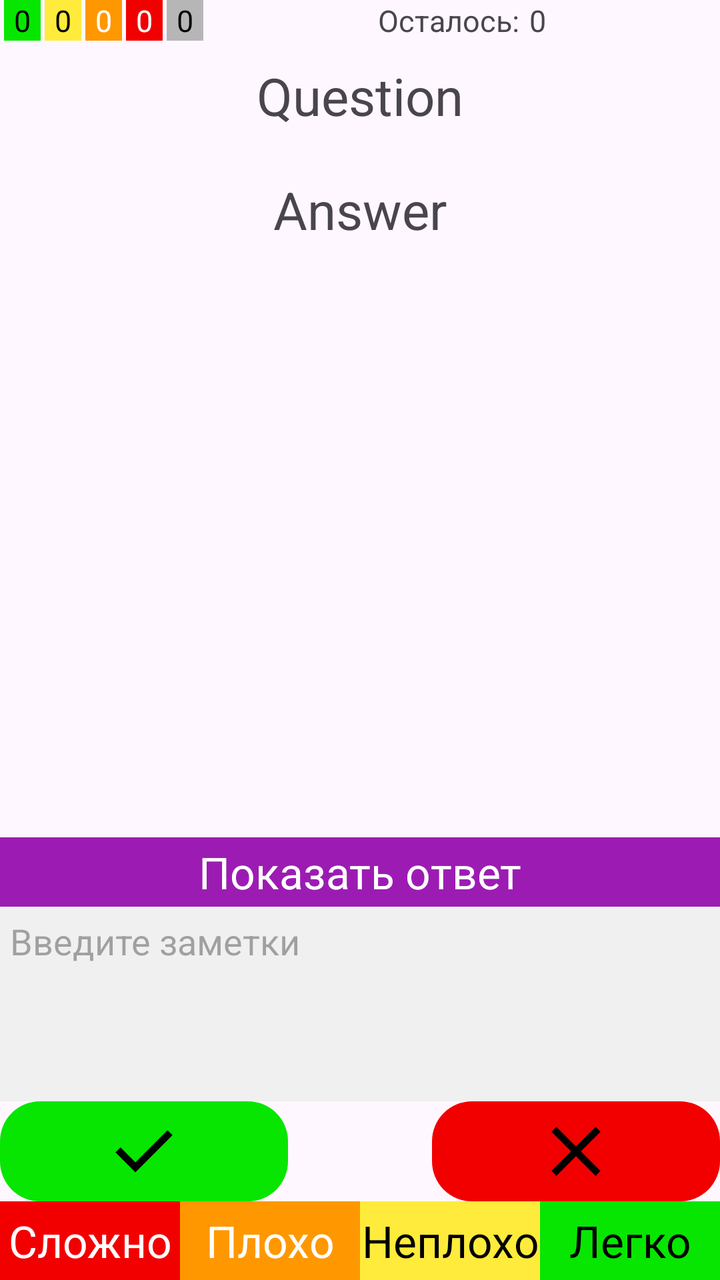
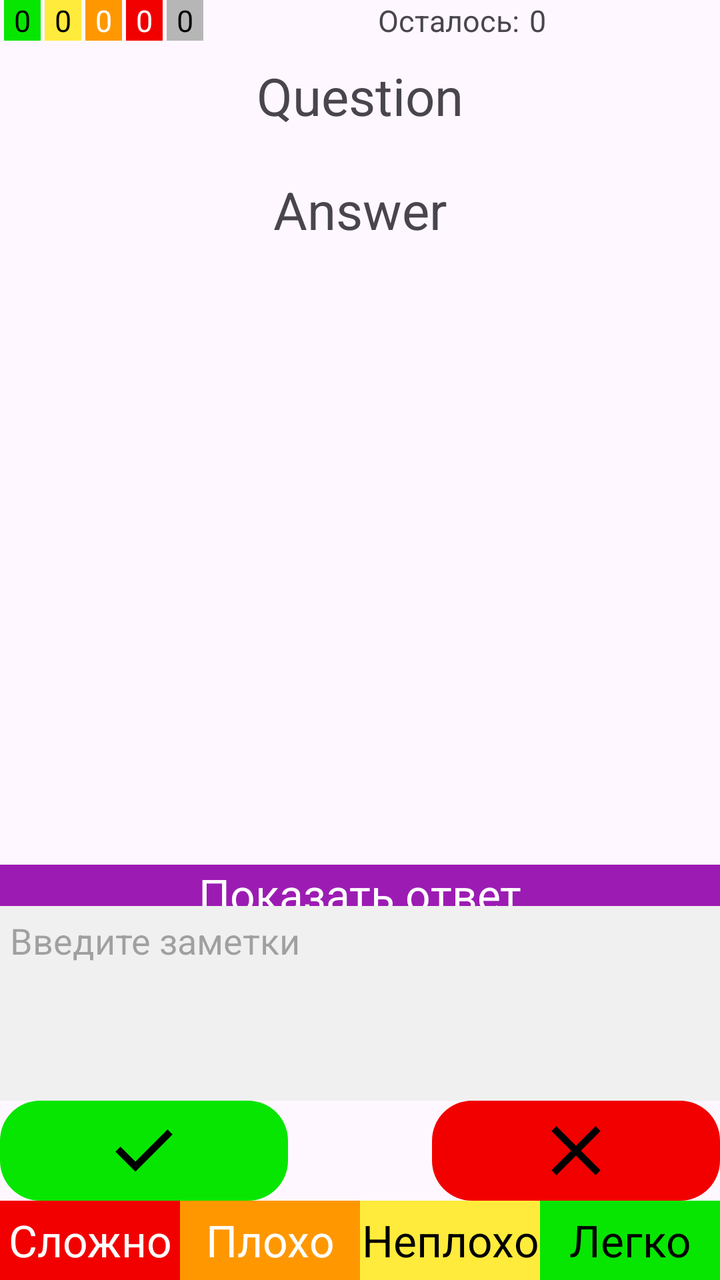

An Android layout rendered at two revisions. The XML below is the earlier revision; the diff shows what the commit changed to produce the second picture.
<!-- AndroidManifest.xml: application theme Theme.FGLearning -->
<!-- res/layout/fragment_run_flashcards.xml -->
<?xml version="1.0" encoding="utf-8"?>
<FrameLayout xmlns:android="http://schemas.android.com/apk/res/android"
    xmlns:tools="http://schemas.android.com/tools"
    android:layout_width="match_parent"
    android:layout_height="match_parent"
    tools:context=".fragments.exercises.RunFlashcardsFragment">

    <LinearLayout
        android:layout_width="match_parent"
        android:layout_height="match_parent"
        android:gravity="center"
        android:orientation="vertical">

        <LinearLayout
            android:layout_width="match_parent"
            android:layout_height="wrap_content"
            android:orientation="horizontal">
            <TextView
                android:id="@+id/countEasyDifficultyText"
                android:gravity="center"
                android:layout_marginStart="2dp"
                android:layout_width="wrap_content"
                android:layout_height="wrap_content"
                android:background="@color/green"
                android:textColor="@color/black"
                android:textSize="15sp"
                android:paddingStart="5dp"
                android:paddingEnd="5dp"
                android:text="0" />
            <TextView
                android:id="@+id/countNotBadDifficultyText"
                android:gravity="center"
                android:layout_marginStart="2dp"
                android:layout_width="wrap_content"
                android:layout_height="wrap_content"
                android:background="@color/yellow"
                android:textColor="@color/black"
                android:textSize="15sp"
                android:paddingStart="5dp"
                android:paddingEnd="5dp"
                android:text="0" />
            <TextView
                android:id="@+id/countBadDifficultyText"
                android:gravity="center"
                android:layout_marginStart="2dp"
                android:layout_width="wrap_content"
                android:layout_height="wrap_content"
                android:background="@color/orange"
                android:textColor="@color/white"
                android:textSize="15sp"
                android:paddingStart="5dp"
                android:paddingEnd="5dp"
                android:text="0" />
            <TextView
                android:id="@+id/countHardDifficultyText"
                android:gravity="center"
                android:layout_marginStart="2dp"
                android:layout_width="wrap_content"
                android:layout_height="wrap_content"
                android:background="@color/red"
                android:textColor="@color/white"
                android:textSize="15sp"
                android:paddingStart="5dp"
                android:paddingEnd="5dp"
                android:text="0" />
            <TextView
                android:id="@+id/countNotSelectedDifficultyText"
                android:gravity="center"
                android:layout_marginStart="2dp"
                android:layout_width="wrap_content"
                android:layout_height="wrap_content"
                android:background="@color/gray"
                android:textColor="@color/black"
                android:textSize="15sp"
                android:paddingStart="5dp"
                android:paddingEnd="5dp"
                android:text="0" />
            <Space
                android:layout_width="match_parent"
                android:layout_height="0dp"
                android:layout_weight="1"/>
            <TextView
                android:layout_width="wrap_content"
                android:layout_height="wrap_content"
                android:text="Осталось:"
                android:textSize="15sp"/>
            <TextView
                android:id="@+id/countLeftText"
                android:layout_marginStart="5dp"
                android:layout_width="wrap_content"
                android:layout_height="wrap_content"
                android:text="0"
                android:textSize="15sp"/>
            <Space
                android:layout_width="match_parent"
                android:layout_height="0dp"
                android:layout_weight="1"/>
        </LinearLayout>

        <TextView
            android:id="@+id/firstText"
            android:layout_marginTop="10dp"
            android:gravity="center"
            android:scrollbars="vertical"
            android:layout_width="match_parent"
            android:layout_height="wrap_content"
            android:textSize="26dp"
            android:text="Question"/>
        <LinearLayout
            android:id="@+id/answerAndSeparatorLayout"
            android:layout_width="wrap_content"
            android:layout_height="wrap_content"
            android:orientation="vertical">
            <View
                android:layout_width="match_parent"
                android:layout_height="2dp"
                android:foreground="@color/gray"
                android:layout_marginTop="10dp"
                android:layout_marginBottom="10dp"
                android:layout_marginStart="10dp"
                android:layout_marginEnd="10dp"/>
            <TextView
                android:id="@+id/secondText"
                android:gravity="center"
                android:scrollbars="vertical"
                android:layout_width="match_parent"
                android:layout_height="wrap_content"
                android:textSize="26dp"
                android:text="Answer"/>
        </LinearLayout>

        <Space
            android:layout_width="match_parent"
            android:layout_height="0dp"
            android:layout_weight="3"/>

        <TextView
            android:id="@+id/showAnswerButton"
            android:layout_width="match_parent"
            android:layout_height="0dp"
            android:layout_weight="0.35"
            android:background="@color/purple"
            android:text="Показать ответ"
            android:gravity="center"
            android:textColor="@color/white"
            android:textSize="22sp"/>












        <LinearLayout
            android:id="@+id/notesLayout"
            android:layout_width="match_parent"
            android:layout_height="wrap_content"
            android:orientation="vertical">

            <EditText
                android:id="@+id/notesEditText"
                android:layout_width="match_parent"
                android:layout_height="wrap_content"
                android:background="#F0F0F0"
                android:gravity="top"
                android:hint="Введите заметки"
                android:inputType="textMultiLine|textCapSentences"
                android:maxLength="100"
                android:maxLines="4"
                android:minLines="4"
                android:padding="5dp"
                android:scrollbars="vertical" />
            <LinearLayout
                android:id="@+id/notesButtonsLayout"
                android:layout_width="match_parent"
                android:layout_height="wrap_content"
                android:orientation="horizontal">
                <ImageView
                    android:id="@+id/saveButton"
                    android:layout_width="0dp"
                    android:layout_height="50dp"
                    android:src="@drawable/check"
                    android:background="@drawable/shape_rounded"
                    android:backgroundTint="@color/green"
                    android:layout_weight="1"/>
                <Space
                    android:layout_width="0dp"
                    android:layout_height="0dp"
                    android:layout_weight="0.5"/>
                <ImageView
                    android:id="@+id/cancelButton"
                    android:layout_width="0dp"
                    android:layout_height="50dp"
                    android:src="@drawable/close"
                    android:background="@drawable/shape_rounded"
                    android:backgroundTint="@color/red"
                    android:layout_weight="1"/>
            </LinearLayout>
        </LinearLayout>

        <LinearLayout
            android:id="@+id/setDifficultyButtonsLayout"
            android:layout_width="match_parent"
            android:layout_height="wrap_content"
            android:layout_weight="0.1"
            android:orientation="horizontal">
            <TextView
                android:id="@+id/setDifficultyHardButton"
                android:layout_width="0dp"
                android:layout_height="match_parent"
                android:layout_weight="1"
                android:background="@color/red"
                android:text="Сложно"
                android:gravity="center"
                android:textColor="@color/white"
                android:textSize="22sp"/>
            <TextView
                android:id="@+id/setDifficultyBadButton"
                android:layout_width="0dp"
                android:layout_height="match_parent"
                android:layout_weight="1"
                android:background="@color/orange"
                android:text="Плохо"
                android:gravity="center"
                android:textColor="@color/white"
                android:textSize="22sp"/>
            <TextView
                android:id="@+id/setDifficultyNotBadButton"
                android:layout_width="0dp"
                android:layout_height="match_parent"
                android:layout_weight="1"
                android:background="@color/yellow"
                android:text="Неплохо"
                android:gravity="center"
                android:textColor="@color/black"
                android:textSize="22sp"/>
            <TextView
                android:id="@+id/setDifficultyEasyButton"
                android:layout_width="0dp"
                android:layout_height="match_parent"
                android:layout_weight="1"
                android:background="@color/green"
                android:text="Легко"
                android:gravity="center"
                android:textColor="@color/black"
                android:textSize="22sp"/>
        </LinearLayout>

    </LinearLayout>

</FrameLayout>
<!-- resources referenced by this layout -->
<resources>
  <color name="black">#FF000000</color>
  <color name="gray">#B6B6B6</color>
  <color name="green">#07E600</color>
  <color name="orange">#FF9800</color>
  <color name="purple">#9C1CB3</color>
  <color name="red">#F20000</color>
  <color name="white">#FFFFFFFF</color>
  <color name="yellow">#FFEB3B</color>
  <!-- drawable check (drawable) -->
  <vector xmlns:android="http://schemas.android.com/apk/res/android" android:height="24dp" android:tint="#000000" android:viewportHeight="960" android:viewportWidth="960" android:width="24dp">
        
      <path android:fillColor="@android:color/white" android:pathData="M382,720L154,492L211,435L382,606L749,239L806,296L382,720Z"/>
      
  </vector>
  <!-- drawable close (drawable) -->
  <vector xmlns:android="http://schemas.android.com/apk/res/android" android:height="24dp" android:tint="#000000" android:viewportHeight="960" android:viewportWidth="960" android:width="24dp">
        
      <path android:fillColor="@android:color/white" android:pathData="M256,760L200,704L424,480L200,256L256,200L480,424L704,200L760,256L536,480L760,704L704,760L480,536L256,760Z"/>
      
  </vector>
  <!-- drawable shape_rounded (drawable) -->
  <?xml version="1.0" encoding="utf-8"?>
  <shape xmlns:android="http://schemas.android.com/apk/res/android"
      android:shape="rectangle">
  
      <solid android:color="@color/light_gray" />
      
      <corners android:radius="20dp" />
      <padding
          android:left="4dp"
          android:top="4dp"
          android:right="4dp"
          android:bottom="4dp" />
  </shape>
  <style name="Theme.FGLearning" parent="Base.Theme.FGLearning">
      </style>
  <color name="light_gray">#D9D9D9</color>
  <style name="Base.Theme.FGLearning" parent="Theme.Material3.DayNight.NoActionBar">
          <item name="colorPrimary">@color/purple</item>
      </style>
</resources>

<!-- the commit's change to res/layout/fragment_run_flashcards.xml (unified diff, before → after) -->
@@ -105,6 +105,7 @@
             android:layout_width="match_parent"
             android:layout_height="wrap_content"
             android:textSize="26dp"
+            android:maxLines="3"
             android:text="Question"/>
         <LinearLayout
             android:id="@+id/answerAndSeparatorLayout"
@@ -126,6 +127,7 @@
                 android:layout_width="match_parent"
                 android:layout_height="wrap_content"
                 android:textSize="26dp"
+                android:maxLines="3"
                 android:text="Answer"/>
         </LinearLayout>
 
@@ -138,7 +140,7 @@
             android:id="@+id/showAnswerButton"
             android:layout_width="match_parent"
             android:layout_height="0dp"
-            android:layout_weight="0.35"
+            android:layout_weight="0.2"
             android:background="@color/purple"
             android:text="Показать ответ"
             android:gravity="center"
